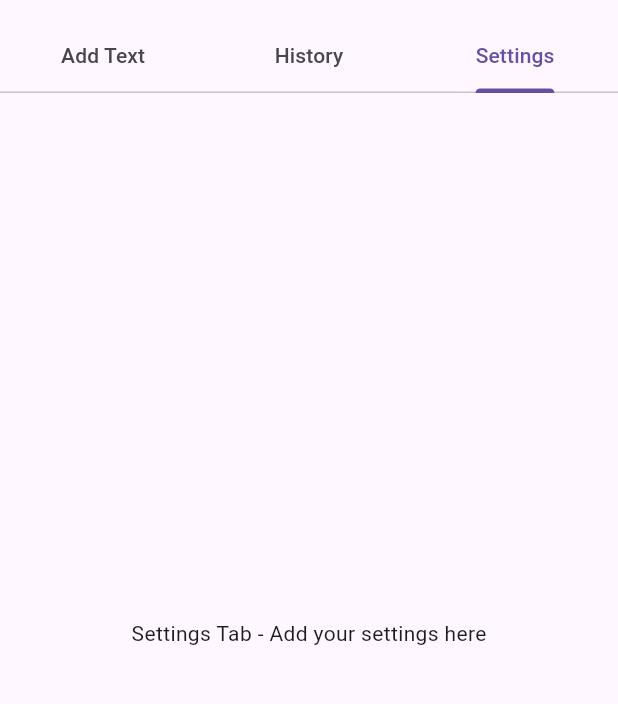
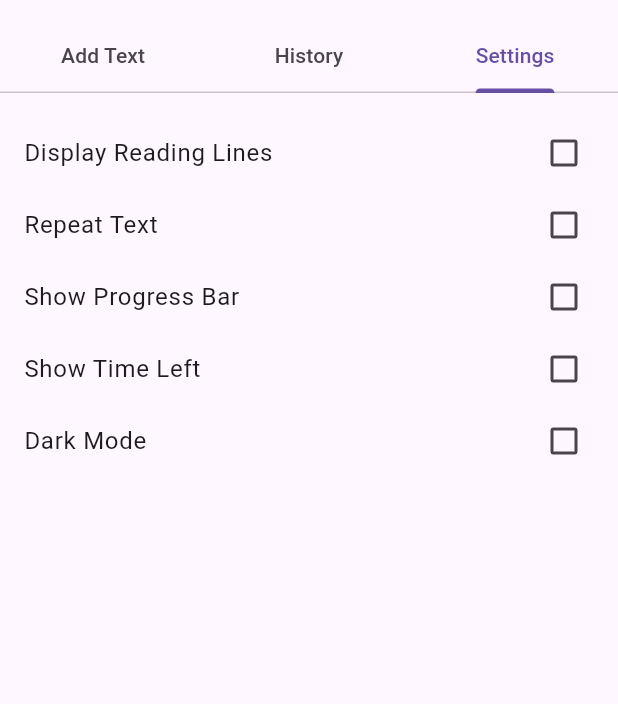
Before and after one commit to Gorm2303/Rapid-serial-visual-presentation, a Flutter app: the screen it shows after launch, tab 3 chosen, on a phone screen of 412 x 824 dp, the part 63-767 px from its top. Run offline on Flutter 3.47's test engine with Material 3 defaults, Android fonts, the phone set to English and light mode, and no system bars; our stand-ins replace file_picker, shared_preferences.

Commit message:
Enabled Global Settings

```diff
--- a/rsvp_app/lib/main.dart
+++ b/rsvp_app/lib/main.dart
@@ -18,7 +18,10 @@ class MyApp extends StatelessWidget {
   Widget build(BuildContext context) {
     return MultiProvider(
       providers: [
-        // Initialize HistoryProvider first
+        // SettingsProvider should be initialized first
+        ChangeNotifierProvider(create: (_) => SettingsProvider()),
+
+        // Initialize HistoryProvider next
         ChangeNotifierProvider(
           create: (context) {
             final storageService = StorageService();
@@ -28,17 +31,17 @@ class MyApp extends StatelessWidget {
           },
         ),
 
-        // Use ProxyProvider to ensure TextProvider is passed HistoryProvider without being recreated unnecessarily
-        ChangeNotifierProxyProvider<HistoryProvider, TextProvider>(
-          create: (context) => TextProvider(Provider.of<HistoryProvider>(context, listen: false)),
-          update: (context, historyProvider, textProvider) {
-            textProvider?.updateHistoryProvider(historyProvider); // Update the existing instance
-            return textProvider ?? TextProvider(historyProvider); // Return the same instance or create one if null
+        // Use ProxyProvider to ensure TextProvider is passed both HistoryProvider and SettingsProvider
+        ChangeNotifierProxyProvider2<HistoryProvider, SettingsProvider, TextProvider>(
+          create: (context) => TextProvider(
+            Provider.of<HistoryProvider>(context, listen: false),
+            Provider.of<SettingsProvider>(context, listen: false),
+          ),
+          update: (context, historyProvider, settingsProvider, textProvider) {
+            textProvider?.updateProviders(historyProvider, settingsProvider); // Update both providers in the existing instance
+            return textProvider ?? TextProvider(historyProvider, settingsProvider); // Return the same instance or create one if null
           },
         ),
-
-        // SettingsProvider
-        ChangeNotifierProvider(create: (_) => SettingsProvider()),
       ],
       child: Consumer<SettingsProvider>(
         builder: (context, settingsProvider, child) {
--- a/rsvp_app/lib/models/reading_text.dart
+++ b/rsvp_app/lib/models/reading_text.dart
@@ -7,10 +7,6 @@ class ReadingText {
   final int wpm;
   final int wordsPerDisplay;
   final double maxTextWidth;
-  final bool displayReadingLines;
-  final bool repeatText;
-  final bool displayProgressBar;  // New field for progress bar
-  final bool displayTimeLeft;  // New field for time left
 
   // Constructor where textId is automatically generated
   ReadingText({
@@ -20,10 +16,6 @@ class ReadingText {
     required this.wpm,
     required this.wordsPerDisplay,
     required this.maxTextWidth,
-    required this.displayReadingLines,
-    required this.repeatText,
-    required this.displayProgressBar,  // New field for progress bar
-    required this.displayTimeLeft,  // New field for time left
   }) : textId = textId ?? const Uuid().v4();  // Assigns a new UUID if not provided
 
   // Convert ReadingText object to a map
@@ -35,10 +27,6 @@ class ReadingText {
       'wpm': wpm,
       'wordsPerDisplay': wordsPerDisplay,
       'maxTextWidth': maxTextWidth,
-      'displayReadingLines': displayReadingLines,
-      'repeatText': repeatText,
-      'displayProgressBar': displayProgressBar,  // New field for progress bar
-      'displayTimeLeft': displayTimeLeft,  // New field for time left
     };
   }
 
@@ -51,10 +39,6 @@ class ReadingText {
       wpm: map['wpm'],
       wordsPerDisplay: map['wordsPerDisplay'],
       maxTextWidth: map['maxTextWidth'],
-      displayReadingLines: map['displayReadingLines'] ?? false,  // Provide default value if null
-      repeatText: map['repeatText'] ?? false,  // Provide default value if null
-      displayProgressBar: map['displayProgressBar'] ?? false,  // Provide default value if null
-      displayTimeLeft: map['displayTimeLeft'] ?? false,  // Provide default value if null
     );
   }
 
@@ -67,10 +51,6 @@ class ReadingText {
       wpm: json['wpm'],
       wordsPerDisplay: json['wordsPerDisplay'],
       maxTextWidth: json['maxTextWidth'],
-      displayReadingLines: json['displayReadingLines'] ?? false,  // Provide default value if null
-      repeatText: json['repeatText'] ?? false,  // Provide default value if null
-      displayProgressBar: json['displayProgressBar'] ?? false,  // Provide default value if null
-      displayTimeLeft: json['displayTimeLeft'] ?? false,  // Provide default value if null
     );
   }
 
@@ -82,10 +62,6 @@ class ReadingText {
       'wpm': wpm,
       'wordsPerDisplay': wordsPerDisplay,
       'maxTextWidth': maxTextWidth,
-      'displayReadingLines': displayReadingLines,
-      'repeatText': repeatText,
-      'displayProgressBar': displayProgressBar,  // New field for progress bar
-      'displayTimeLeft': displayTimeLeft,  // New field for time left
     };
   }
 
@@ -96,10 +72,6 @@ class ReadingText {
     int? wpm,
     int? wordsPerDisplay,
     double? maxTextWidth,
-    bool? displayReadingLines,
-    bool? repeatText,
-    bool? displayProgressBar,  // New field for progress bar
-    bool? displayTimeLeft,  // New field for time left
   }) {
     return ReadingText(
       textId: textId,
@@ -108,10 +80,6 @@ class ReadingText {
       wpm: wpm ?? this.wpm,
       wordsPerDisplay: wordsPerDisplay ?? this.wordsPerDisplay,
       maxTextWidth: maxTextWidth ?? this.maxTextWidth,
-      displayReadingLines: displayReadingLines ?? this.displayReadingLines,
-      repeatText: repeatText ?? this.repeatText,
-      displayProgressBar: displayProgressBar ?? this.displayProgressBar,  // New field for progress bar
-      displayTimeLeft: displayTimeLeft ?? this.displayTimeLeft,  // New field for time left
     );
   }
 }
--- a/rsvp_app/lib/providers/settings_provider.dart
+++ b/rsvp_app/lib/providers/settings_provider.dart
@@ -3,11 +3,17 @@ import 'package:shared_preferences/shared_preferences.dart';
 
 class SettingsProvider extends ChangeNotifier {
   bool _isDarkMode = false;
-  int _wpmDefault = 200;  // Default Words Per Minute
+  bool _displayReadingLines = false;
+  bool _repeatText = false;
+  bool _showProgressBar = false;
+  bool _showTimeLeft = false;
 
   // Getters
   bool get isDarkMode => _isDarkMode;
-  int get wpmDefault => _wpmDefault;
+  bool get displayReadingLines => _displayReadingLines;
+  bool get repeatText => _repeatText;
+  bool get showProgressBar => _showProgressBar;
+  bool get showTimeLeft => _showTimeLeft;
 
   // Constructor to load initial settings
   SettingsProvider() {
@@ -21,10 +27,31 @@ class SettingsProvider extends ChangeNotifier {
     notifyListeners();
   }
 
-  // Set WPM and save setting
-  void setWPM(int newWPM) {
-    _wpmDefault = newWPM;
-    _saveSettings();  // Save WPM to persistent storage
+  // Toggle display reading lines and save setting
+  void toggleDisplayReadingLines(bool value) {
+    _displayReadingLines = value;
+    _saveSettings();
+    notifyListeners();
+  }
+
+  // Toggle repeat text and save setting
+  void toggleRepeatText(bool value) {
+    _repeatText = value;
+    _saveSettings();
+    notifyListeners();
+  }
+
+  // Toggle show progress bar and save setting
+  void toggleShowProgressBar(bool value) {
+    _showProgressBar = value;
+    _saveSettings();
+    notifyListeners();
+  }
+
+  // Toggle show time left and save setting
+  void toggleShowTimeLeft(bool value) {
+    _showTimeLeft = value;
+    _saveSettings();
     notifyListeners();
   }
 
@@ -32,7 +59,10 @@ class SettingsProvider extends ChangeNotifier {
   Future<void> _loadSettings() async {
     final prefs = await SharedPreferences.getInstance();
     _isDarkMode = prefs.getBool('dark_mode') ?? false;
-    _wpmDefault = prefs.getInt('wpm') ?? 200;  // Default WPM if not set
+    _displayReadingLines = prefs.getBool('display_reading_lines') ?? false;
+    _repeatText = prefs.getBool('repeat_text') ?? false;
+    _showProgressBar = prefs.getBool('show_progress_bar') ?? false;
+    _showTimeLeft = prefs.getBool('show_time_left') ?? false;
     notifyListeners();  // Notify listeners after loading
   }
 
@@ -40,6 +70,9 @@ class SettingsProvider extends ChangeNotifier {
   Future<void> _saveSettings() async {
     final prefs = await SharedPreferences.getInstance();
     await prefs.setBool('dark_mode', _isDarkMode);
-    await prefs.setInt('wpm', _wpmDefault);
+    await prefs.setBool('display_reading_lines', _displayReadingLines);
+    await prefs.setBool('repeat_text', _repeatText);
+    await prefs.setBool('show_progress_bar', _showProgressBar);
+    await prefs.setBool('show_time_left', _showTimeLeft);
   }
 }
--- a/rsvp_app/lib/providers/text_provider.dart
+++ b/rsvp_app/lib/providers/text_provider.dart
@@ -1,5 +1,6 @@
 import 'package:flutter/material.dart';
 import 'package:rsvp_app/models/reading_text.dart';
+import 'package:rsvp_app/providers/settings_provider.dart';
 import 'dart:async';
 import '../utils/text_splitter.dart';
 import '../utils/time_calculator.dart';
@@ -14,10 +15,6 @@ ReadingText _currentReadingText = ReadingText(
     wpm: 450,
     wordsPerDisplay: 6,
     maxTextWidth: 300,
-    displayReadingLines: false,
-    repeatText: false,
-    displayProgressBar: false,
-    displayTimeLeft: false,
   );
 
   List<String> _textChunks = [];
@@ -26,16 +23,20 @@ ReadingText _currentReadingText = ReadingText(
   bool _isReading = false;
   final TextSplitter _textSplitter = TextSplitter();
   late HistoryProvider _historyProvider;
+  late SettingsProvider _settingsProvider;
 
   ReadingText get getCurrentReadingText => _currentReadingText;
 
   // Constructor
-  TextProvider(this._historyProvider);
+  TextProvider(this._historyProvider, this._settingsProvider);
 
   // Add a method to update the history provider without recreating TextProvider
-  void updateHistoryProvider(HistoryProvider historyProvider) {
+  void updateProviders(HistoryProvider historyProvider, SettingsProvider settingsProvider) {
     _historyProvider = historyProvider;
+    _settingsProvider = settingsProvider;
+    notifyListeners();
   }
+
 
   // Notify listeners safely after rendering
   void _safeNotifyListeners() {
@@ -49,10 +50,8 @@ ReadingText _currentReadingText = ReadingText(
   int get currentChunkIndex => _currentChunkIndex;
   int get wordsPerDisplay => _currentReadingText.wordsPerDisplay;
   int get wpm => _currentReadingText.wpm;
-  bool get repeatText => _currentReadingText.repeatText;
   bool get isReading => _isReading;
   double get maxTextWidth => _currentReadingText.maxTextWidth;
-  bool get showReadingLines => _currentReadingText.displayReadingLines;
 
   // Calculate progress
   double get progress {
@@ -131,18 +130,6 @@ ReadingText _currentReadingText = ReadingText(
     notifyListeners();
   }
 
-  // Toggle reading lines
-  void toggleReadingLines(bool value) {
-    _currentReadingText = _currentReadingText.copyWith(displayReadingLines: value);
-    notifyListeners();
-  }
-
-  // Toggle repeat text
-  void toggleRepeatText(bool value) {
-    _currentReadingText = _currentReadingText.copyWith(repeatText: value);
-    notifyListeners();
-  }
-
   // Split text into chunks
   void _splitTextIntoChunks() {
     _textChunks = _textSplitter.splitTextIntoChunks(_currentReadingText.fullText, _currentReadingText.wordsPerDisplay);
@@ -171,7 +158,7 @@ ReadingText _currentReadingText = ReadingText(
       _timer = Timer(Duration(milliseconds: displayTimeInMillis), () {
         if (_currentChunkIndex < _textChunks.length - 1) {
           _currentChunkIndex++;
-        } else if (_currentReadingText.repeatText) {
+        } else if (_settingsProvider.repeatText) {
           _currentChunkIndex = 0;
         } else {
           stopReading();
--- a/rsvp_app/lib/screens/history_screen.dart
+++ b/rsvp_app/lib/screens/history_screen.dart
@@ -1,6 +1,5 @@
 import 'package:flutter/material.dart';
 import 'package:provider/provider.dart';
-import 'package:rsvp_app/models/reading_text.dart';
 import 'package:rsvp_app/providers/history_provider.dart';
 import 'package:rsvp_app/providers/text_provider.dart';
 import 'package:rsvp_app/screens/home_screen.dart';
--- a/rsvp_app/lib/screens/home_screen.dart
+++ b/rsvp_app/lib/screens/home_screen.dart
@@ -1,11 +1,10 @@
 import 'package:flutter/material.dart';
 import 'package:provider/provider.dart';
 import 'package:rsvp_app/models/reading_text.dart';
-import 'package:rsvp_app/providers/history_provider.dart';
 import 'package:rsvp_app/providers/text_provider.dart';
 import 'package:rsvp_app/screens/history_screen.dart';
 import 'package:rsvp_app/screens/reading_screen.dart';
-import 'package:rsvp_app/widgets/history_tile_widget.dart';
+import 'package:rsvp_app/screens/settings_screen.dart';
 import 'package:rsvp_app/widgets/text_input_widget.dart';
 import '../services/file_service.dart';
 import '../widgets/wpm_slider_widget.dart';
@@ -27,10 +26,6 @@ class _HomeScreenState extends State<HomeScreen> {
   double _maxTextWidth = 300;
   int _wpm = 200;
   int _wordsPerDisplay = 3;
-  bool _displayReadingLines = false;
-  bool _repeatText = false;
-  bool _displayProgressBar = false;
-  bool _displayTimeLeft = false;
   ReadingText? _editingReadingText;
 
   @override
@@ -51,10 +46,6 @@ class _HomeScreenState extends State<HomeScreen> {
     _maxTextWidth = _editingReadingText?.maxTextWidth ?? 300;
     _wpm = _editingReadingText?.wpm ?? 200;
     _wordsPerDisplay = _editingReadingText?.wordsPerDisplay ?? 3;
-    _displayReadingLines = _editingReadingText?.displayReadingLines ?? false;
-    _repeatText = _editingReadingText?.repeatText ?? false;
-    _displayProgressBar = _editingReadingText?.displayProgressBar ?? false;
-    _displayTimeLeft = _editingReadingText?.displayTimeLeft ?? false;
   }
 
   @override
@@ -108,8 +99,7 @@ class _HomeScreenState extends State<HomeScreen> {
               const SizedBox(height: 10),
               _buildWPMSlider(),
               _buildDisplaySettings(),
-              _buildCheckBoxes(),
-              _buildHistoryOrCancelButton(),
+              _buildCancelButton(),
               _buildStartOrSaveButton(),
             ],
           ),
@@ -124,9 +114,7 @@ class _HomeScreenState extends State<HomeScreen> {
 
   // Tab for settings
   Widget _buildSettingsTab() {
-    return const Center(
-      child: Text('Settings Tab - Add your settings here'),
-    );
+    return const SettingsScreen();  // Replace with the new SettingsScreen class
   }
 
   // Title input widget
@@ -198,46 +186,6 @@ class _HomeScreenState extends State<HomeScreen> {
     );
   }
 
-
-  // Checkboxes for display settings
-  Widget _buildCheckBoxes() {
-    return Column(
-      children: [
-        _buildCheckbox('Display Reading Lines', _displayReadingLines, (bool? value) {
-          setState(() {
-            _displayReadingLines = value ?? false;
-          });
-        }),
-        _buildCheckbox('Repeat Text', _repeatText, (bool? value) {
-          setState(() {
-            _repeatText = value ?? false;
-          });
-        }),
-        _buildCheckbox('Show Progress Bar', _displayProgressBar, (bool? value) {
-          setState(() {
-            _displayProgressBar = value ?? false;
-          });
-        }),
-        _buildCheckbox('Show Time Left', _displayTimeLeft, (bool? value) {
-          setState(() {
-            _displayTimeLeft = value ?? false;
-          });
-        }),
-      ],
-    );
-  }
-
-  // General checkbox widget
-  Widget _buildCheckbox(String title, bool value, Function(bool?) onChanged) {
-    return CheckboxListTile(
-      title: Text(title),
-      value: value,
-      onChanged: onChanged,
-      visualDensity: VisualDensity.compact,  // Makes the checkbox height smaller
-      contentPadding: EdgeInsets.zero,  // Optional: Removes additional padding for even more compactness
-    );
-  }
-
   // File upload button
   Widget _buildFileUploadButton() {
     return SizedBox(
@@ -256,12 +204,12 @@ class _HomeScreenState extends State<HomeScreen> {
   }
 
   // History or cancel button
-  Widget _buildHistoryOrCancelButton() {
+  Widget _buildCancelButton() {
     return _editingReadingText != null ? SizedBox(
       height: 40,  // Set a larger height
       width: double.infinity,
       child: ElevatedButton(
-        onPressed: _editingReadingText != null ? _handleCancelChanges : _goToHistoryScreen,
+        onPressed: _handleCancelChanges,
         child: const Text(
           'Cancel',
           style: TextStyle(fontSize: 18),  // Increase text size slightly
@@ -273,10 +221,6 @@ class _HomeScreenState extends State<HomeScreen> {
   void _handleCancelChanges() {
     // Just pop the screen without saving changes
     Navigator.pop(context);
-  }
-
-  void _goToHistoryScreen() {
-    Navigator.pushNamed(context, '/history');
   }
 
   // Start reading or save text button with increased size
@@ -315,10 +259,6 @@ class _HomeScreenState extends State<HomeScreen> {
         wpm: _wpm,
         wordsPerDisplay: _wordsPerDisplay,
         maxTextWidth: _maxTextWidth,
-        displayReadingLines: _displayReadingLines,
-        repeatText: _repeatText,
-        displayProgressBar: _displayProgressBar,
-        displayTimeLeft: _displayTimeLeft,
       );
 
       final textProvider = Provider.of<TextProvider>(context, listen: false);
@@ -346,10 +286,6 @@ class _HomeScreenState extends State<HomeScreen> {
         wpm: _wpm,
         wordsPerDisplay: _wordsPerDisplay,
         maxTextWidth: _maxTextWidth,
-        displayReadingLines: _displayReadingLines,
-        repeatText: _repeatText,
-        displayProgressBar: _displayProgressBar,
-        displayTimeLeft: _displayTimeLeft,
       );
     } else {
       readingText = ReadingText(
@@ -358,10 +294,6 @@ class _HomeScreenState extends State<HomeScreen> {
         wpm: _wpm,
         wordsPerDisplay: _wordsPerDisplay,
         maxTextWidth: _maxTextWidth,
-        displayReadingLines: _displayReadingLines,
-        repeatText: _repeatText,
-        displayProgressBar: _displayProgressBar,
-        displayTimeLeft: _displayTimeLeft,
       );
     }
 
--- a/rsvp_app/lib/screens/reading_screen.dart
+++ b/rsvp_app/lib/screens/reading_screen.dart
@@ -36,7 +36,9 @@ class _ReadingScreenState extends State<ReadingScreen> {
       body: Padding(
         padding: const EdgeInsets.all(16.0),
         child: Center(
-          child: ReadingWidget(maxWidth: widget.maxWidth),  // Use the new ReadingWidget
+          child: ReadingWidget(
+            maxWidth: widget.maxWidth,  // Pass maxWidth
+          ),  // Use the updated ReadingWidget that accepts these parameters
         ),
       ),
     );
--- /dev/null
+++ b/rsvp_app/lib/screens/settings_screen.dart
@@ -0,0 +1,55 @@
+import 'package:flutter/material.dart';
+import 'package:provider/provider.dart';
+import 'package:rsvp_app/providers/settings_provider.dart';
+
+class SettingsScreen extends StatelessWidget {
+  const SettingsScreen({super.key});
+
+  @override
+  Widget build(BuildContext context) {
+    final settingsProvider = Provider.of<SettingsProvider>(context);
+
+    return Padding(
+      padding: const EdgeInsets.all(16.0),
+      child: Column(
+        children: [
+          _buildCheckbox(
+            'Display Reading Lines',
+            settingsProvider.displayReadingLines,
+            (value) => settingsProvider.toggleDisplayReadingLines(value!),
+          ),
+          _buildCheckbox(
+            'Repeat Text',
+            settingsProvider.repeatText,
+            (value) => settingsProvider.toggleRepeatText(value!),
+          ),
+          _buildCheckbox(
+            'Show Progress Bar',
+            settingsProvider.showProgressBar,
+            (value) => settingsProvider.toggleShowProgressBar(value!),
+          ),
+          _buildCheckbox(
+            'Show Time Left',
+            settingsProvider.showTimeLeft,
+            (value) => settingsProvider.toggleShowTimeLeft(value!),
+          ),
+          _buildCheckbox(
+            'Dark Mode',
+            settingsProvider.isDarkMode,
+            (value) => settingsProvider.toggleDarkMode(value!),
+          ),
+        ],
+      ),
+    );
+  }
+
+  Widget _buildCheckbox(String title, bool value, Function(bool?) onChanged) {
+    return CheckboxListTile(
+      title: Text(title),
+      value: value,
+      onChanged: onChanged,
+      visualDensity: VisualDensity.compact,
+      contentPadding: EdgeInsets.zero,
+    );
+  }
+}
--- a/rsvp_app/lib/widgets/wpm_slider_widget.dart
+++ b/rsvp_app/lib/widgets/wpm_slider_widget.dart
@@ -101,7 +101,7 @@ class _WPMSliderWidgetState extends State<WPMSliderWidget> {
 
         Text(
           'Text Display Duration: ${textDisplayDuration.toStringAsFixed(2)} seconds',
-          style: const TextStyle(fontSize: 14, color: Colors.black54),),
+          style: const TextStyle(fontSize: 14),),
 
         const SizedBox(height: 8),
 
```
Also changed, not shown: rsvp_app/lib/widgets/reading_widget.dart (+8 -6 lines).
